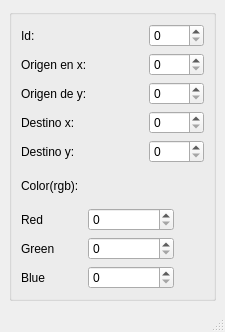
First picture: the form in tarea.ui, repository brandy2407/Actividad-08, before the edit.
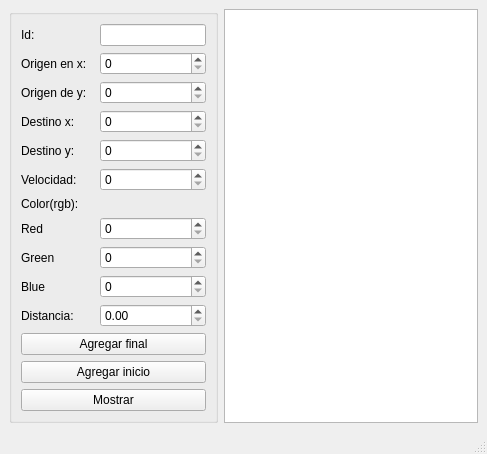
Second picture: the form after the edit.

```diff
--- a/tarea.ui
+++ b/tarea.ui
@@ -5,9 +5,9 @@
   <property name="geometry">
    <rect>
     <x>0</x>
-    <y>0</y> 
-    <width>225</width>
-    <height>332</height>
+    <y>0</y>
+    <width>487</width>
+    <height>439</height>
    </rect>
   </property>
   <property name="windowTitle">
@@ -15,23 +15,78 @@
   </property>
   <widget class="QWidget" name="centralwidget">
    <layout class="QGridLayout" name="gridLayout_2">
+    <item row="0" column="2">
+     <widget class="QPlainTextEdit" name="salida"/>
+    </item>
     <item row="0" column="0">
      <widget class="QGroupBox" name="groupBox">
       <property name="title">
        <string/>
       </property>
       <layout class="QGridLayout" name="gridLayout">
-       <item row="1" column="0" colspan="3">
+       <item row="0" column="3">
+        <widget class="QLineEdit" name="id_lineEdit"/>
+       </item>
+       <item row="5" column="3">
+        <widget class="QSpinBox" name="origeny_spinBox">
+         <property name="maximum">
+          <number>500</number>
+         </property>
+        </widget>
+       </item>
+       <item row="6" column="3">
+        <widget class="QSpinBox" name="destinox_spinBox">
+         <property name="maximum">
+          <number>500</number>
+         </property>
+        </widget>
+       </item>
+       <item row="2" column="3">
+        <widget class="QSpinBox" name="origenx_spinBox">
+         <property name="maximum">
+          <number>500</number>
+         </property>
+        </widget>
+       </item>
+       <item row="5" column="0" colspan="2">
+        <widget class="QLabel" name="label_3">
+         <property name="text">
+          <string>Origen de y:</string>
+         </property>
+        </widget>
+       </item>
+       <item row="9" column="0">
+        <widget class="QLabel" name="label_6">
+         <property name="text">
+          <string>Color(rgb): </string>
+         </property>
+        </widget>
+       </item>
+       <item row="11" column="3">
+        <widget class="QSpinBox" name="green_spinBox">
+         <property name="maximum">
+          <number>255</number>
+         </property>
+        </widget>
+       </item>
+       <item row="2" column="0" colspan="3">
         <widget class="QLabel" name="label_2">
          <property name="text">
           <string>Origen en x:</string>
          </property>
         </widget>
        </item>
-       <item row="9" column="0">
-        <widget class="QLabel" name="label_9">
+       <item row="7" column="0">
+        <widget class="QLabel" name="label_5">
          <property name="text">
-          <string>Blue</string>
+          <string>Destino y:</string>
+         </property>
+        </widget>
+       </item>
+       <item row="16" column="0" colspan="4">
+        <widget class="QPushButton" name="mostrar_pushButton">
+         <property name="text">
+          <string>Mostrar</string>
          </property>
         </widget>
        </item>
@@ -42,71 +97,88 @@
          </property>
         </widget>
        </item>
+       <item row="10" column="3">
+        <widget class="QSpinBox" name="red_spinBox">
+         <property name="maximum">
+          <number>255</number>
+         </property>
+        </widget>
+       </item>
+       <item row="7" column="3">
+        <widget class="QSpinBox" name="destinoy_spinBox">
+         <property name="maximum">
+          <number>500</number>
+         </property>
+        </widget>
+       </item>
+       <item row="12" column="3">
+        <widget class="QSpinBox" name="blue_spinBox">
+         <property name="maximum">
+          <number>255</number>
+         </property>
+        </widget>
+       </item>
+       <item row="8" column="3">
+        <widget class="QSpinBox" name="spinBox"/>
+       </item>
        <item row="6" column="0">
-        <widget class="QLabel" name="label_6">
-         <property name="text">
-          <string>Color(rgb): </string>
-         </property>
-        </widget>
-       </item>
-       <item row="8" column="0">
-        <widget class="QLabel" name="label_8">
-         <property name="text">
-          <string>Green </string>
-         </property>
-        </widget>
-       </item>
-       <item row="9" column="1" colspan="3">
-        <widget class="QSpinBox" name="spinBox_8"/>
-       </item>
-       <item row="4" column="0">
         <widget class="QLabel" name="label_4">
          <property name="text">
           <string>Destino x:</string>
          </property>
         </widget>
        </item>
-       <item row="3" column="0" colspan="2">
-        <widget class="QLabel" name="label_3">
+       <item row="15" column="0" colspan="4">
+        <widget class="QPushButton" name="agregarinicio_pushButton">
          <property name="text">
-          <string>Origen de y:</string>
+          <string>Agregar inicio</string>
          </property>
         </widget>
        </item>
-       <item row="5" column="0">
-        <widget class="QLabel" name="label_5">
+       <item row="8" column="0">
+        <widget class="QLabel" name="label_10">
          <property name="text">
-          <string>Destino y:</string>
+          <string>Velocidad:</string>
          </property>
         </widget>
        </item>
-       <item row="7" column="0">
+       <item row="10" column="0">
         <widget class="QLabel" name="label_7">
          <property name="text">
           <string>Red</string>
          </property>
         </widget>
        </item>
-       <item row="7" column="1" colspan="3">
-        <widget class="QSpinBox" name="spinBox_6"/>
+       <item row="14" column="0" colspan="4">
+        <widget class="QPushButton" name="agregarfinal_pushButton">
+         <property name="text">
+          <string>Agregar final</string>
+         </property>
+        </widget>
        </item>
-       <item row="8" column="1" colspan="3">
-        <widget class="QSpinBox" name="spinBox_7"/>
+       <item row="12" column="0">
+        <widget class="QLabel" name="label_9">
+         <property name="text">
+          <string>Blue</string>
+         </property>
+        </widget>
        </item>
-       <item row="1" column="3" colspan="2">
-        <widget class="QSpinBox" name="spinBox_2"/>
+       <item row="11" column="0">
+        <widget class="QLabel" name="label_8">
+         <property name="text">
+          <string>Green </string>
+         </property>
+        </widget>
        </item>
-       <item row="3" column="3" colspan="2">
-        <widget class="QSpinBox" name="spinBox_3"/>
+       <item row="13" column="0">
+        <widget class="QLabel" name="label_11">
+         <property name="text">
+          <string>Distancia:</string>
+         </property>
+        </widget>
        </item>
-       <item row="4" column="3" colspan="2">
-        <widget class="QSpinBox" name="spinBox_4"/>
-       </item>
-       <item row="5" column="3" colspan="2">
-        <widget class="QSpinBox" name="spinBox_5"/>
-       </item>
-       <item row="0" column="3" colspan="2">
-        <widget class="QSpinBox" name="spinBox"/>
+       <item row="13" column="3">
+        <widget class="QDoubleSpinBox" name="distancia_doubleSpinBox"/>
        </item>
       </layout>
      </widget>
```
Left out of the diff: 2 changed lines with no effect on the pictures.
